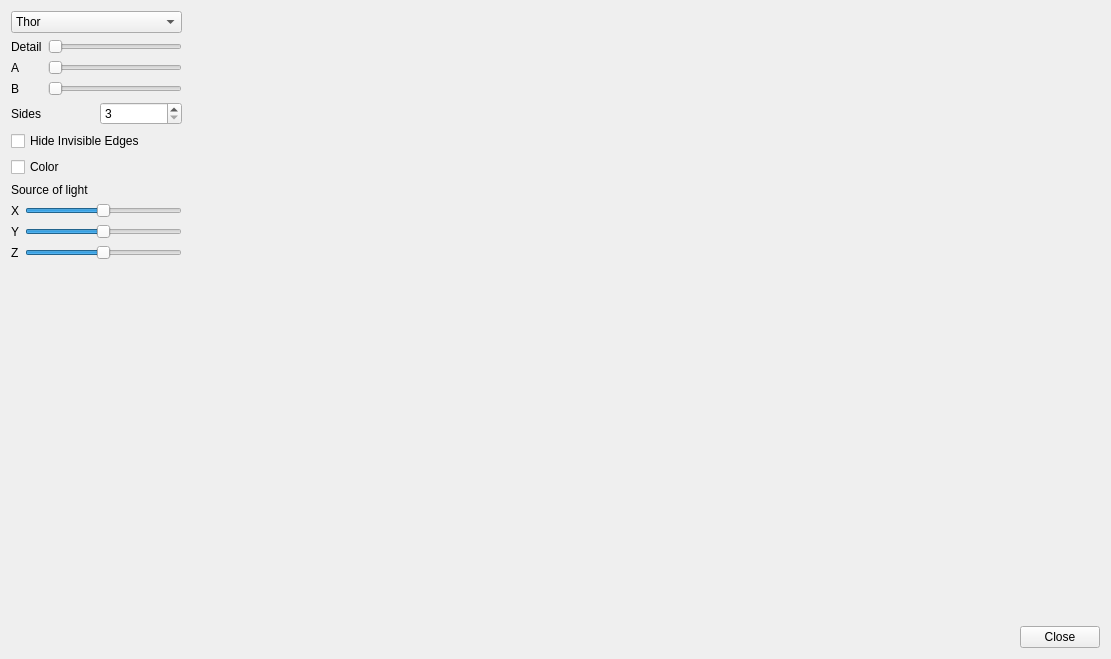
Before: the Qt Designer form widget.ui in NastyaSkoblova/CompGraphicsL2, drawn with Qt 5.
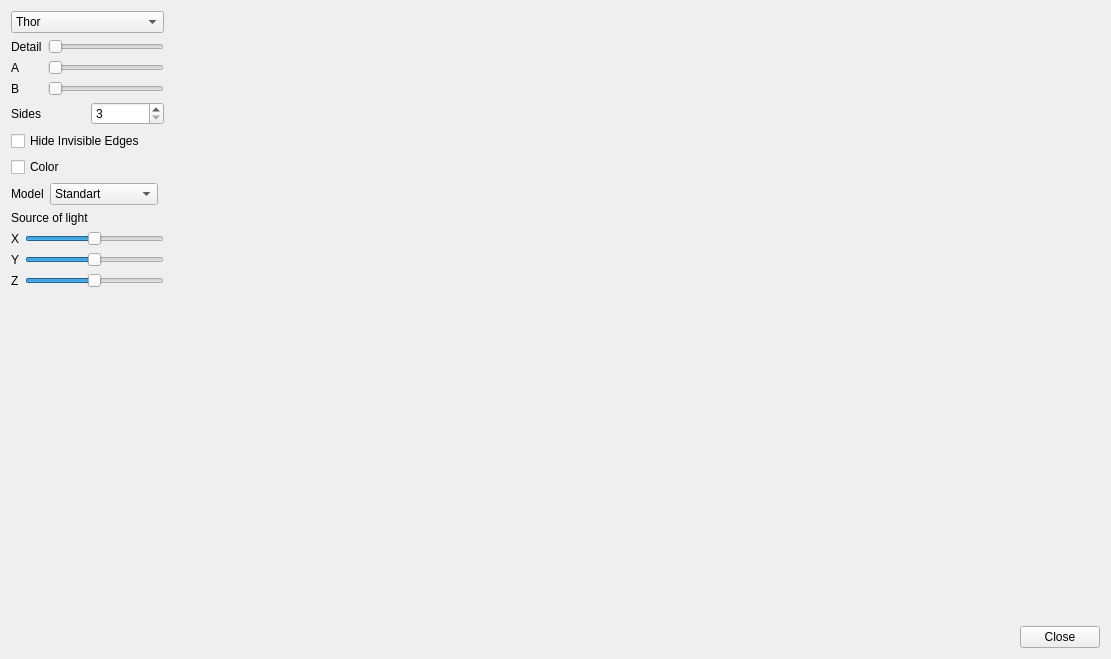
After: the same form once the commit is applied.

```diff
--- a/widget.ui
+++ b/widget.ui
@@ -14,127 +14,27 @@
    <string>Widget</string>
   </property>
   <layout class="QGridLayout" name="gridLayout_2">
-   <item row="7" column="5">
+   <item row="1" column="2">
+    <spacer name="horizontalSpacer_4">
+     <property name="orientation">
+      <enum>Qt::Horizontal</enum>
+     </property>
+     <property name="sizeHint" stdset="0">
+      <size>
+       <width>40</width>
+       <height>20</height>
+      </size>
+     </property>
+    </spacer>
+   </item>
+   <item row="9" column="6">
     <widget class="QPushButton" name="pushButton">
      <property name="text">
       <string>Close</string>
      </property>
     </widget>
    </item>
-   <item row="1" column="3">
-    <spacer name="horizontalSpacer_2">
-     <property name="orientation">
-      <enum>Qt::Horizontal</enum>
-     </property>
-     <property name="sizeHint" stdset="0">
-      <size>
-       <width>245</width>
-       <height>20</height>
-      </size>
-     </property>
-    </spacer>
-   </item>
-   <item row="1" column="5" rowspan="6">
-    <spacer name="verticalSpacer_2">
-     <property name="orientation">
-      <enum>Qt::Vertical</enum>
-     </property>
-     <property name="sizeHint" stdset="0">
-      <size>
-       <width>20</width>
-       <height>547</height>
-      </size>
-     </property>
-    </spacer>
-   </item>
-   <item row="5" column="0">
-    <layout class="QGridLayout" name="gridLayout">
-     <item row="1" column="0">
-      <widget class="QLabel" name="label_5">
-       <property name="text">
-        <string>X</string>
-       </property>
-      </widget>
-     </item>
-     <item row="1" column="1">
-      <widget class="QSlider" name="horizontalSlider_4">
-       <property name="minimum">
-        <number>-10000</number>
-       </property>
-       <property name="maximum">
-        <number>10000</number>
-       </property>
-       <property name="singleStep">
-        <number>500</number>
-       </property>
-       <property name="orientation">
-        <enum>Qt::Horizontal</enum>
-       </property>
-      </widget>
-     </item>
-     <item row="2" column="0">
-      <widget class="QLabel" name="label_6">
-       <property name="text">
-        <string>Y</string>
-       </property>
-      </widget>
-     </item>
-     <item row="3" column="1">
-      <widget class="QSlider" name="horizontalSlider_5">
-       <property name="minimum">
-        <number>-10000</number>
-       </property>
-       <property name="maximum">
-        <number>10000</number>
-       </property>
-       <property name="singleStep">
-        <number>500</number>
-       </property>
-       <property name="orientation">
-        <enum>Qt::Horizontal</enum>
-       </property>
-      </widget>
-     </item>
-     <item row="2" column="1">
-      <widget class="QSlider" name="horizontalSlider_6">
-       <property name="minimum">
-        <number>-10000</number>
-       </property>
-       <property name="maximum">
-        <number>10000</number>
-       </property>
-       <property name="singleStep">
-        <number>500</number>
-       </property>
-       <property name="orientation">
-        <enum>Qt::Horizontal</enum>
-       </property>
-      </widget>
-     </item>
-     <item row="3" column="0">
-      <widget class="QLabel" name="label_7">
-       <property name="text">
-        <string>Z</string>
-       </property>
-      </widget>
-     </item>
-     <item row="0" column="0" colspan="2">
-      <widget class="QLabel" name="label_8">
-       <property name="text">
-        <string>Source of light</string>
-       </property>
-      </widget>
-     </item>
-    </layout>
-   </item>
-   <item row="3" column="0">
-    <widget class="QCheckBox" name="checkBox">
-     <property name="text">
-      <string>Hide Invisible Edges</string>
-     </property>
-    </widget>
-   </item>
-   <item row="1" column="0">
+   <item row="1" column="0" colspan="2">
     <layout class="QFormLayout" name="formLayout">
      <item row="0" column="0">
       <widget class="QLabel" name="label_3">
@@ -198,28 +98,86 @@
      </item>
     </layout>
    </item>
-   <item row="2" column="0">
-    <layout class="QHBoxLayout" name="horizontalLayout">
-     <item>
-      <widget class="QLabel" name="label_4">
-       <property name="text">
-        <string>Sides</string>
-       </property>
-      </widget>
-     </item>
-     <item>
-      <widget class="QSpinBox" name="spinBox">
-       <property name="minimum">
-        <number>3</number>
-       </property>
-       <property name="maximum">
-        <number>10</number>
-       </property>
-      </widget>
-     </item>
-    </layout>
+   <item row="3" column="0" colspan="2">
+    <widget class="QCheckBox" name="checkBox">
+     <property name="text">
+      <string>Hide Invisible Edges</string>
+     </property>
+    </widget>
    </item>
-   <item row="0" column="0">
+   <item row="4" column="0" rowspan="2" colspan="2">
+    <widget class="QCheckBox" name="checkBox_2">
+     <property name="text">
+      <string>Color</string>
+     </property>
+    </widget>
+   </item>
+   <item row="1" column="3">
+    <spacer name="horizontalSpacer_3">
+     <property name="orientation">
+      <enum>Qt::Horizontal</enum>
+     </property>
+     <property name="sizeHint" stdset="0">
+      <size>
+       <width>40</width>
+       <height>20</height>
+      </size>
+     </property>
+    </spacer>
+   </item>
+   <item row="1" column="4">
+    <spacer name="horizontalSpacer_2">
+     <property name="orientation">
+      <enum>Qt::Horizontal</enum>
+     </property>
+     <property name="sizeHint" stdset="0">
+      <size>
+       <width>245</width>
+       <height>20</height>
+      </size>
+     </property>
+    </spacer>
+   </item>
+   <item row="8" column="0" colspan="2">
+    <spacer name="verticalSpacer">
+     <property name="orientation">
+      <enum>Qt::Vertical</enum>
+     </property>
+     <property name="sizeHint" stdset="0">
+      <size>
+       <width>20</width>
+       <height>420</height>
+      </size>
+     </property>
+    </spacer>
+   </item>
+   <item row="9" column="5">
+    <spacer name="horizontalSpacer">
+     <property name="orientation">
+      <enum>Qt::Horizontal</enum>
+     </property>
+     <property name="sizeHint" stdset="0">
+      <size>
+       <width>244</width>
+       <height>20</height>
+      </size>
+     </property>
+    </spacer>
+   </item>
+   <item row="1" column="6" rowspan="8">
+    <spacer name="verticalSpacer_2">
+     <property name="orientation">
+      <enum>Qt::Vertical</enum>
+     </property>
+     <property name="sizeHint" stdset="0">
+      <size>
+       <width>20</width>
+       <height>547</height>
+      </size>
+     </property>
+    </spacer>
+   </item>
+   <item row="0" column="0" colspan="2">
     <widget class="QComboBox" name="comboBox">
      <item>
       <property name="text">
@@ -243,64 +201,131 @@
      </item>
     </widget>
    </item>
-   <item row="1" column="2">
-    <spacer name="horizontalSpacer_3">
-     <property name="orientation">
-      <enum>Qt::Horizontal</enum>
-     </property>
-     <property name="sizeHint" stdset="0">
-      <size>
-       <width>40</width>
-       <height>20</height>
-      </size>
-     </property>
-    </spacer>
+   <item row="2" column="0" colspan="2">
+    <layout class="QHBoxLayout" name="horizontalLayout">
+     <item>
+      <widget class="QLabel" name="label_4">
+       <property name="text">
+        <string>Sides</string>
+       </property>
+      </widget>
+     </item>
+     <item>
+      <widget class="QSpinBox" name="spinBox">
+       <property name="minimum">
+        <number>3</number>
+       </property>
+       <property name="maximum">
+        <number>10</number>
+       </property>
+      </widget>
+     </item>
+    </layout>
    </item>
-   <item row="7" column="4">
-    <spacer name="horizontalSpacer">
-     <property name="orientation">
-      <enum>Qt::Horizontal</enum>
-     </property>
-     <property name="sizeHint" stdset="0">
-      <size>
-       <width>244</width>
-       <height>20</height>
-      </size>
-     </property>
-    </spacer>
+   <item row="7" column="0" colspan="2">
+    <layout class="QGridLayout" name="gridLayout">
+     <item row="3" column="0">
+      <widget class="QLabel" name="label_7">
+       <property name="text">
+        <string>Z</string>
+       </property>
+      </widget>
+     </item>
+     <item row="2" column="0">
+      <widget class="QLabel" name="label_6">
+       <property name="text">
+        <string>Y</string>
+       </property>
+      </widget>
+     </item>
+     <item row="3" column="1">
+      <widget class="QSlider" name="horizontalSlider_5">
+       <property name="minimum">
+        <number>-10000</number>
+       </property>
+       <property name="maximum">
+        <number>10000</number>
+       </property>
+       <property name="singleStep">
+        <number>500</number>
+       </property>
+       <property name="orientation">
+        <enum>Qt::Horizontal</enum>
+       </property>
+      </widget>
+     </item>
+     <item row="2" column="1">
+      <widget class="QSlider" name="horizontalSlider_6">
+       <property name="minimum">
+        <number>-10000</number>
+       </property>
+       <property name="maximum">
+        <number>10000</number>
+       </property>
+       <property name="singleStep">
+        <number>500</number>
+       </property>
+       <property name="orientation">
+        <enum>Qt::Horizontal</enum>
+       </property>
+      </widget>
+     </item>
+     <item row="1" column="0">
+      <widget class="QLabel" name="label_5">
+       <property name="text">
+        <string>X</string>
+       </property>
+      </widget>
+     </item>
+     <item row="1" column="1">
+      <widget class="QSlider" name="horizontalSlider_4">
+       <property name="minimum">
+        <number>-10000</number>
+       </property>
+       <property name="maximum">
+        <number>10000</number>
+       </property>
+       <property name="singleStep">
+        <number>500</number>
+       </property>
+       <property name="orientation">
+        <enum>Qt::Horizontal</enum>
+       </property>
+      </widget>
+     </item>
+     <item row="0" column="0" colspan="2">
+      <widget class="QLabel" name="label_8">
+       <property name="text">
+        <string>Source of light</string>
+       </property>
+      </widget>
+     </item>
+    </layout>
    </item>
    <item row="6" column="0">
-    <spacer name="verticalSpacer">
-     <property name="orientation">
-      <enum>Qt::Vertical</enum>
-     </property>
-     <property name="sizeHint" stdset="0">
-      <size>
-       <width>20</width>
-       <height>420</height>
-      </size>
-     </property>
-    </spacer>
-   </item>
-   <item row="4" column="0">
-    <widget class="QCheckBox" name="checkBox_2">
-     <property name="text">
-      <string>Color</string>
-     </property>
-    </widget>
-   </item>
-   <item row="1" column="1">
-    <spacer name="horizontalSpacer_4">
-     <property name="orientation">
-      <enum>Qt::Horizontal</enum>
-     </property>
-     <property name="sizeHint" stdset="0">
-      <size>
-       <width>40</width>
-       <height>20</height>
-      </size>
-     </property>
-    </spacer>
+    <layout class="QHBoxLayout" name="horizontalLayout_2">
+     <item>
+      <widget class="QLabel" name="label_9">
+       <property name="text">
+        <string>Model</string>
+       </property>
+      </widget>
+     </item>
+     <item>
+      <widget class="QComboBox" name="comboBox_2">
+       <item>
+        <property name="text">
+         <string>Standart</string>
+        </property>
+       </item>
+       <item>
+        <property name="text">
+         <string>CookTorrance</string>
+        </property>
+       </item>
+      </widget>
+     </item>
+    </layout>
    </item>
   </layout>
  </widget>
```
Left out of the diff: 5 changed lines with no effect on the pictures.
